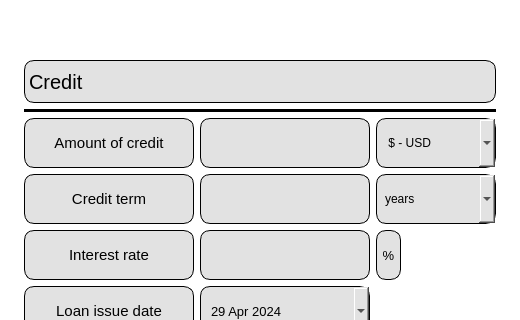
Above: src/s21_frontend/s21_credit.ui from kossadda/C7_s21_SmartCalc before the change; both pictures show x 0 to 520 and y 0 to 320 of the 520 by 600 pixel window. Below: the same form after it.
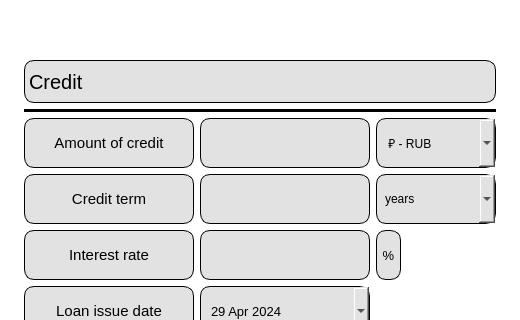
That is the form after the change. Icons and pictures are not drawn.

Diff of the .ui file:
```diff
--- a/src/s21_frontend/s21_credit.ui
+++ b/src/s21_frontend/s21_credit.ui
@@ -895,11 +895,6 @@
 	margin-right: 5px;
 }</string>
         </property>
-        <item>
-         <property name="text">
-          <string> $ - USD</string>
-         </property>
-        </item>
         <item>
          <property name="text">
           <string> ₽ - RUB</string>
```
Left out of the diff: 7 changed lines with no effect on the pictures.
